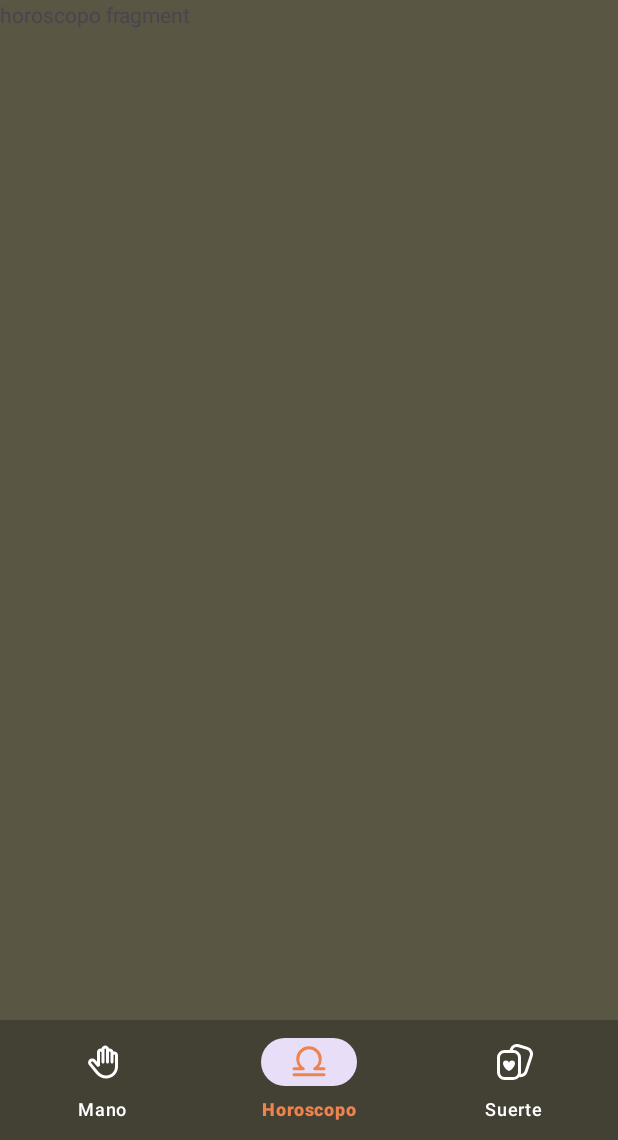
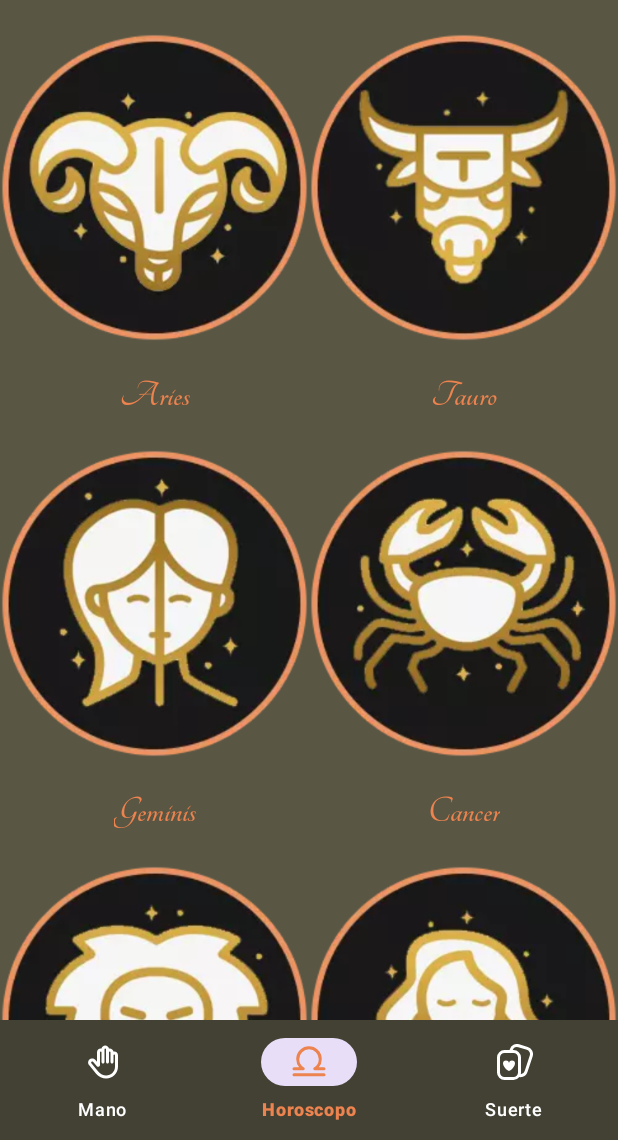
Before and after one commit to olmosmartin/luckyApp, an Android app: the screen it shows after launch (MainActivity), on a phone screen of 412 x 824 dp, the part 96-1236 px from its top. Run offline under Robolectric (Android 15) with nearby library versions, the phone set to English and light mode, and no system bars; our stand-ins replace Dagger/Hilt's generated code, navigation-ui.

Commit message:
add horoscope recyclerview

```diff
--- /dev/null
+++ b/app/src/main/java/com/example/luckyapp/data/HoroscopoProvider.kt
@@ -0,0 +1,26 @@
+package com.example.luckyapp.data
+
+import com.example.luckyapp.domain.model.HoroscopoInfo
+import javax.inject.Inject
+
+class HoroscopoProvider @Inject constructor() {
+
+    public fun getHoroscopo(): List<HoroscopoInfo> {
+
+        return listOf(
+            HoroscopoInfo.Aries,
+            HoroscopoInfo.Tauro,
+            HoroscopoInfo.Geminis,
+            HoroscopoInfo.Cancer,
+            HoroscopoInfo.Leo,
+            HoroscopoInfo.Virgo,
+            HoroscopoInfo.Libra,
+            HoroscopoInfo.Scorpio,
+            HoroscopoInfo.Sagitario,
+            HoroscopoInfo.Capricornio,
+            HoroscopoInfo.Aquario,
+            HoroscopoInfo.Piscis
+        )
+
+    }
+}
--- a/app/src/main/java/com/example/luckyapp/ui/horoscopo/HoroscopoFragment.kt
+++ b/app/src/main/java/com/example/luckyapp/ui/horoscopo/HoroscopoFragment.kt
@@ -10,7 +10,11 @@ import androidx.fragment.app.viewModels
 import androidx.lifecycle.Lifecycle
 import androidx.lifecycle.lifecycleScope
 import androidx.lifecycle.repeatOnLifecycle
+import androidx.recyclerview.widget.GridLayoutManager
+import androidx.recyclerview.widget.LinearLayoutManager
 import com.example.luckyapp.databinding.FragmentHoroscopoBinding
+import com.example.luckyapp.domain.model.HoroscopoInfo
+import com.example.luckyapp.ui.horoscopo.adapter.HoroscopoAdaptervar
 import dagger.hilt.android.AndroidEntryPoint
 import kotlinx.coroutines.cancelChildren
 import kotlinx.coroutines.launch
@@ -21,6 +25,7 @@ class HoroscopoFragment : Fragment() {
     private val horoscopoViewModel by viewModels<HoroscopoViewModel>()
     private var _binding: FragmentHoroscopoBinding? = null
     private val binding get() = _binding!!
+    private lateinit var horoscopoAdapter: HoroscopoAdaptervar
 
     override fun onCreateView(
         inflater: LayoutInflater, container: ViewGroup?,
@@ -35,6 +40,7 @@ class HoroscopoFragment : Fragment() {
     }
 
     private fun initUI() {
+        initRecyclerView()
         initUIState()
     }
 
@@ -45,10 +51,27 @@ class HoroscopoFragment : Fragment() {
             repeatOnLifecycle(Lifecycle.State.STARTED) {
                 horoscopoViewModel.horoscopo.collect { listHoroscopoInfo ->
                     //cada vez q modifique _horoscopo.value en HoroscopoViewModel se va ejecutar este codigo:
-                    Log.i("HoroscopoFragment", "initUIState: " + listHoroscopoInfo.toString())
+                    horoscopoAdapter.updateList(listHoroscopoInfo)
                 }
             }
         }
+    }
+
+    private fun initRecyclerView() {
+        //por defecto en HoroscopoAdaptervar queda lista vacia si no envía nada al constructor
+        horoscopoAdapter = HoroscopoAdaptervar()
+
+        //le paso dos columnas en lugar de usar LinearLayoutManager
+        binding.rvHoroscopoList.layoutManager = GridLayoutManager(context, 2)
+        binding.rvHoroscopoList.adapter = horoscopoAdapter
+
+        /*
+            otra forma:
+            binding.rvHoroscopoList.apply {
+                adapter = horoscopoAdapter
+                layoutManager = LinearLayoutManager(context)
+            }
+        */
     }
 
     override fun onDestroyView() {
--- a/app/src/main/java/com/example/luckyapp/ui/horoscopo/HoroscopoViewModel.kt
+++ b/app/src/main/java/com/example/luckyapp/ui/horoscopo/HoroscopoViewModel.kt
@@ -2,6 +2,7 @@ package com.example.luckyapp.ui.horoscopo
 
 import android.util.Log
 import androidx.lifecycle.ViewModel
+import com.example.luckyapp.data.HoroscopoProvider
 import com.example.luckyapp.domain.model.HoroscopoInfo
 import com.example.luckyapp.domain.model.HoroscopoInfo.*
 import dagger.hilt.android.lifecycle.HiltViewModel
@@ -10,14 +11,13 @@ import kotlinx.coroutines.flow.StateFlow
 import javax.inject.Inject
 
 @HiltViewModel
-class HoroscopoViewModel @Inject constructor() : ViewModel() {
+class HoroscopoViewModel @Inject constructor(private val horoscopoProvider: HoroscopoProvider) :
+    ViewModel() {
     private var _horoscopo = MutableStateFlow<List<HoroscopoInfo>>(emptyList())
     val horoscopo: StateFlow<List<HoroscopoInfo>> = _horoscopo
 
     //este metodo se llama cuando se crea el viewmodel, es como un oncreate
     init {
-        _horoscopo.value = listOf(
-            Aries, Tauro, Geminis,
-        )
+        _horoscopo.value = horoscopoProvider.getHoroscopo()
     }
 }
--- /dev/null
+++ b/app/src/main/java/com/example/luckyapp/ui/horoscopo/adapter/HoroscopoAdapter.kt
@@ -0,0 +1,31 @@
+package com.example.luckyapp.ui.horoscopo.adapter
+
+import android.view.LayoutInflater
+import android.view.ViewGroup
+import androidx.recyclerview.widget.RecyclerView
+import com.example.luckyapp.R
+import com.example.luckyapp.domain.model.HoroscopoInfo
+
+class HoroscopoAdaptervar(var horoscopoList: List<HoroscopoInfo> = emptyList()) :
+    RecyclerView.Adapter<HoroscopoViewHolder>() {
+    override fun onCreateViewHolder(parent: ViewGroup, viewType: Int): HoroscopoViewHolder {
+        val view =
+            LayoutInflater.from(parent.context).inflate(R.layout.item_horoscopo, parent, false)
+        return HoroscopoViewHolder(view)
+    }
+
+    override fun getItemCount(): Int {
+        return horoscopoList.size
+    }
+
+    override fun onBindViewHolder(holder: HoroscopoViewHolder, position: Int) {
+        holder.render(horoscopoList[position])
+    }
+
+    fun updateList(horoscopoList: List<HoroscopoInfo>) {
+        this.horoscopoList = horoscopoList
+        //voy a cambiar el listado de una sola completo vez asi que notifyDataSetChanged no es ineficiente
+        notifyDataSetChanged()
+    }
+
+}
--- /dev/null
+++ b/app/src/main/java/com/example/luckyapp/ui/horoscopo/adapter/HoroscopoViewHolder.kt
@@ -0,0 +1,19 @@
+package com.example.luckyapp.ui.horoscopo.adapter
+
+import android.view.View
+import androidx.recyclerview.widget.RecyclerView
+import com.example.luckyapp.databinding.ItemHoroscopoBinding
+import com.example.luckyapp.domain.model.HoroscopoInfo
+
+class HoroscopoViewHolder (view: View): RecyclerView.ViewHolder(view) {
+
+    private val binding = ItemHoroscopoBinding.bind(view)
+
+    fun render(horoscopo: HoroscopoInfo) {
+        binding.ivHoroscopo.setImageResource(horoscopo.img)
+        //obtengo el string de el archivo strings en res.values con getString ya que en
+        //la sealed class de HoroscopoInfo hay una referencia al string que va
+        //y no el string en sí
+        binding.tvHoroscopo.text = binding.tvHoroscopo.context.getString(horoscopo.name)
+    }
+}
--- a/app/src/main/res/layout/activity_main.xml
+++ b/app/src/main/res/layout/activity_main.xml
@@ -33,7 +33,7 @@
         android:layout_width="match_parent"
         android:layout_height="0dp"
         app:defaultNavHost="true"
-        app:layout_constraintBottom_toBottomOf="parent"
+        app:layout_constraintBottom_toTopOf="@+id/bottonNavigation"
         app:layout_constraintEnd_toEndOf="parent"
         app:layout_constraintStart_toStartOf="parent"
         app:layout_constraintTop_toBottomOf="@+id/toolbar"
@@ -49,6 +49,7 @@
         app:layout_constraintBottom_toBottomOf="parent"
         app:layout_constraintEnd_toEndOf="parent"
         app:layout_constraintStart_toStartOf="parent"
+        app:layout_constraintTop_toBottomOf="@id/fragmentContainerView"
         app:menu="@menu/bottom_menu" />
 
 </androidx.constraintlayout.widget.ConstraintLayout>
--- a/app/src/main/res/layout/fragment_horoscopo.xml
+++ b/app/src/main/res/layout/fragment_horoscopo.xml
@@ -1,15 +1,20 @@
 <?xml version="1.0" encoding="utf-8"?>
-<FrameLayout xmlns:android="http://schemas.android.com/apk/res/android"
+<androidx.constraintlayout.widget.ConstraintLayout xmlns:android="http://schemas.android.com/apk/res/android"
+    xmlns:app="http://schemas.android.com/apk/res-auto"
     xmlns:tools="http://schemas.android.com/tools"
     android:layout_width="match_parent"
     android:layout_height="match_parent"
     android:background="@color/primary"
     tools:context=".ui.horoscopo.HoroscopoFragment">
 
-    <!-- TODO: Update blank fragment layout -->
-    <TextView
-        android:layout_width="match_parent"
-        android:layout_height="match_parent"
-        android:text="horoscopo fragment" />
+    <androidx.recyclerview.widget.RecyclerView
+        android:id="@+id/rvHoroscopoList"
+        android:layout_width="0dp"
+        android:layout_height="0dp"
+        android:orientation="vertical"
+        app:layout_constraintBottom_toBottomOf="parent"
+        app:layout_constraintEnd_toEndOf="parent"
+        app:layout_constraintStart_toStartOf="parent"
+        app:layout_constraintTop_toTopOf="parent" />
 
-</FrameLayout>
+</androidx.constraintlayout.widget.ConstraintLayout>
--- /dev/null
+++ b/app/src/main/res/layout/item_horoscopo.xml
@@ -0,0 +1,29 @@
+<?xml version="1.0" encoding="utf-8"?>
+<androidx.constraintlayout.widget.ConstraintLayout xmlns:android="http://schemas.android.com/apk/res/android"
+    xmlns:app="http://schemas.android.com/apk/res-auto"
+    xmlns:tools="http://schemas.android.com/tools"
+    android:layout_width="match_parent"
+    android:layout_height="wrap_content">
+
+    <ImageView
+        android:id="@+id/ivHoroscopo"
+        android:layout_width="wrap_content"
+        android:layout_height="wrap_content"
+        app:layout_constraintEnd_toEndOf="parent"
+        app:layout_constraintStart_toStartOf="parent"
+        app:layout_constraintTop_toTopOf="parent"
+        tools:src="@drawable/geminis" />
+
+    <TextView
+        android:id="@+id/tvHoroscopo"
+        android:layout_width="wrap_content"
+        android:layout_height="wrap_content"
+        tools:text="@string/app_name"
+        android:fontFamily="@font/tangerine_bold"
+        android:textColor="@color/secondary"
+        android:textSize="25sp"
+        app:layout_constraintEnd_toEndOf="parent"
+        app:layout_constraintStart_toStartOf="parent"
+        app:layout_constraintTop_toBottomOf="@id/ivHoroscopo"/>
+
+</androidx.constraintlayout.widget.ConstraintLayout>
```
Also changed, not shown: app/src/main/java/com/example/luckyapp/domain/model/HoroscopoInfo.kt (+13 -13 lines).
